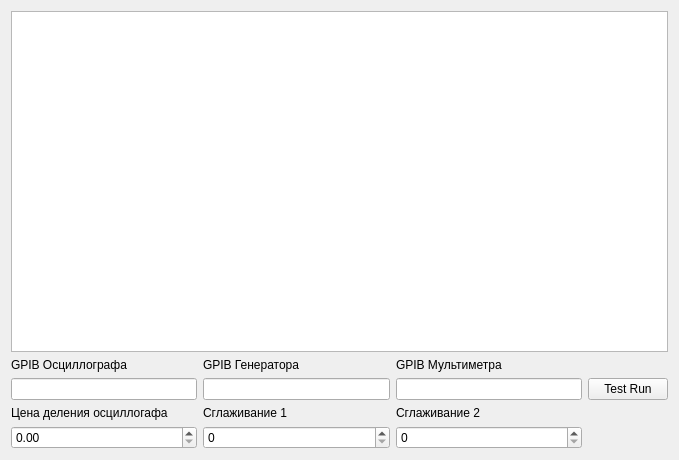
This is asec_upr/asec_upr.ui in lierdakil/masec as Qt 5 draws it before an edit. The edited form follows.
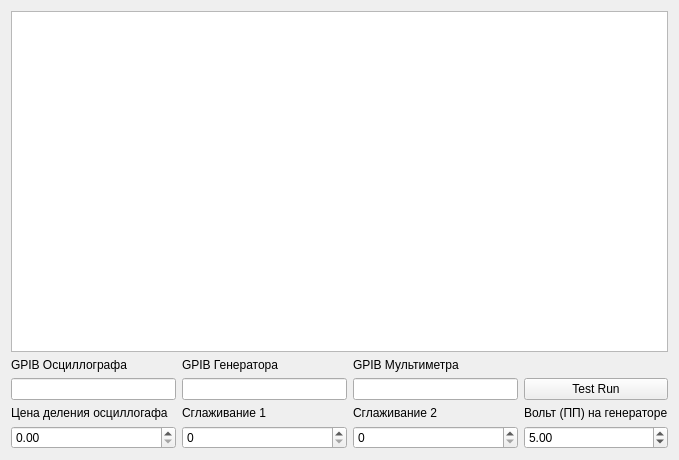
This is the edited form.

The edit to the form file:
```diff
--- a/asec_upr/asec_upr.ui
+++ b/asec_upr/asec_upr.ui
@@ -94,11 +94,28 @@
        </property>
       </widget>
      </item>
+     <item row="2" column="3">
+      <widget class="QLabel" name="lbVPP">
+       <property name="text">
+        <string>Вольт (ПП) на генераторе</string>
+       </property>
+      </widget>
+     </item>
+     <item row="3" column="3">
+      <widget class="QDoubleSpinBox" name="sbVPP">
+       <property name="maximum">
+        <double>20.000000000000000</double>
+       </property>
+       <property name="value">
+        <double>5.000000000000000</double>
+       </property>
+      </widget>
+     </item>
     </layout>
    </item>
   </layout>
  </widget>
- <layoutdefault spacing="6" margin="11" />
+ <layoutdefault spacing="6" margin="11"/>
  <tabstops>
   <tabstop>edOscId</tabstop>
   <tabstop>edGenId</tabstop>
```
Left out of the diff: 87 changed lines with no effect on the pictures.
